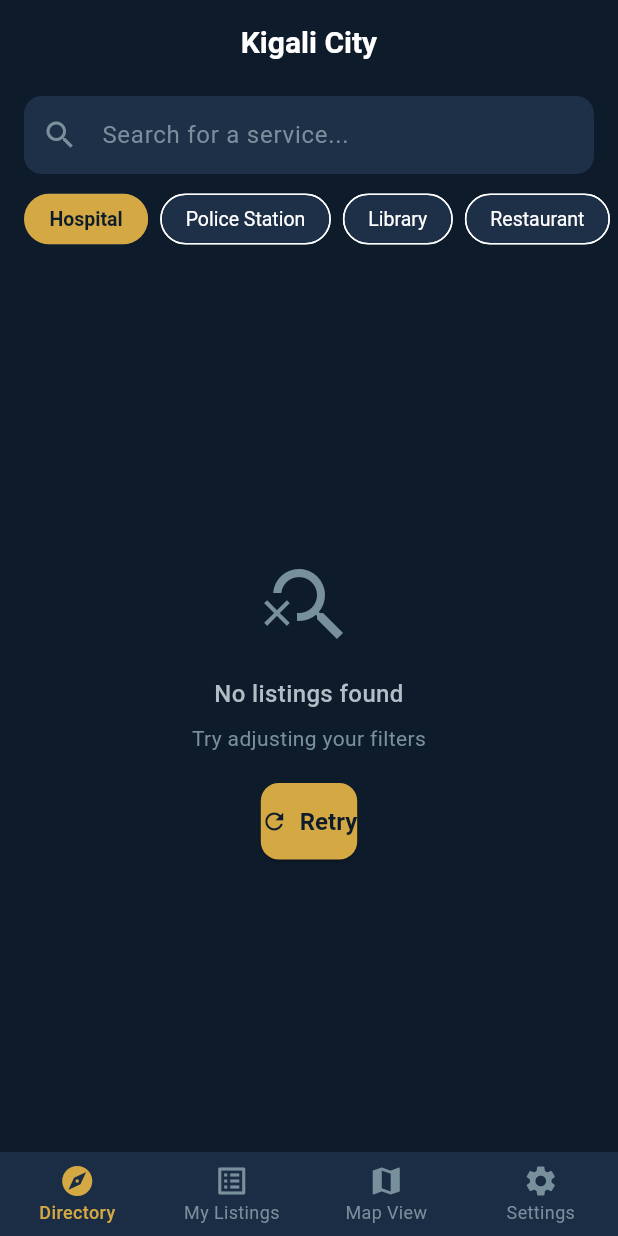
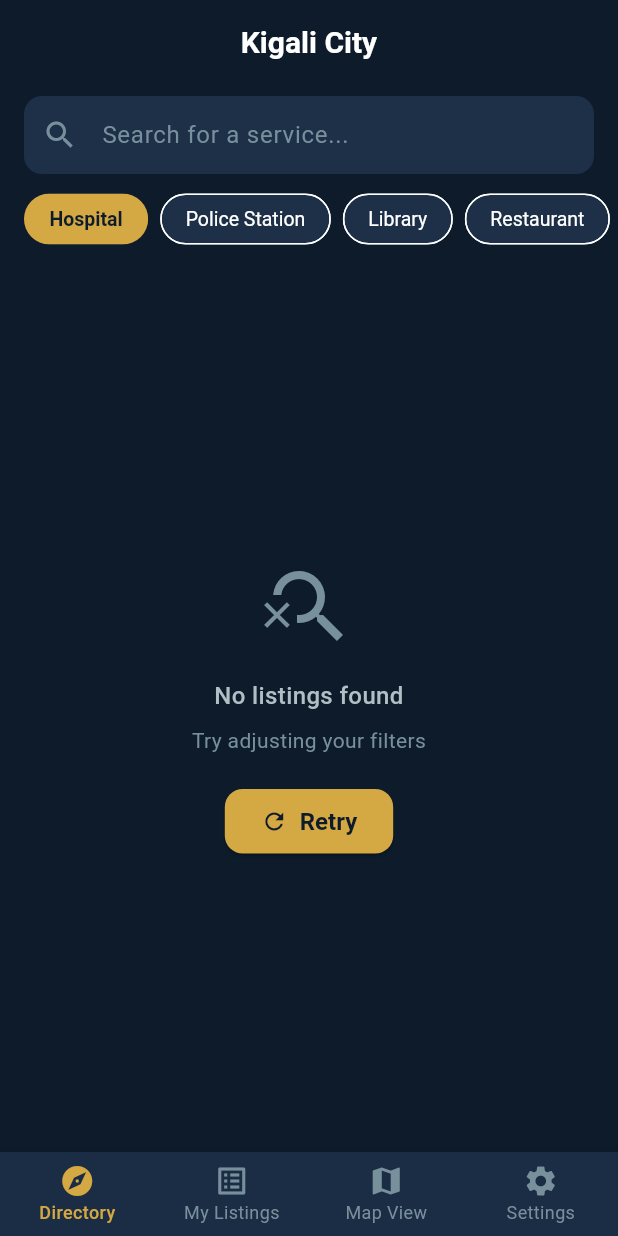
Before and after one commit to michael-alu/go_kigali, a Flutter app: the screen it shows once a user with an empty profile is signed in, after a tap on "Hospital", on a phone screen of 412 x 824 dp. Run offline on Flutter 3.47's test engine with Material 3 defaults, Android fonts, the light colour scheme and no system bars; our stand-ins replace cloud_firestore, firebase_auth, firebase_core, flutter_map, latlong2; accounts and stored records are empty.

Commit message:
fix: retry button styling issue fixed

```diff
--- a/lib/widgets/loading_shimmer.dart
+++ b/lib/widgets/loading_shimmer.dart
@@ -146,8 +146,25 @@ class ErrorStateWidget extends StatelessWidget {
               const SizedBox(height: 20),
               ElevatedButton.icon(
                 onPressed: onRetry,
-                icon: const Icon(Icons.refresh),
-                label: const Text('Retry'),
+                icon: const Icon(Icons.refresh, color: AppTheme.primaryDark),
+                label: const Text(
+                  'Retry',
+                  style: TextStyle(
+                    color: AppTheme.primaryDark,
+                    fontWeight: FontWeight.bold,
+                  ),
+                ),
+                style: ElevatedButton.styleFrom(
+                  backgroundColor: AppTheme.accentGold,
+                  foregroundColor: AppTheme.primaryDark,
+                  padding: const EdgeInsets.symmetric(
+                    horizontal: 24,
+                    vertical: 12,
+                  ),
+                  shape: RoundedRectangleBorder(
+                    borderRadius: BorderRadius.circular(12),
+                  ),
+                ),
               ),
             ],
           ],
```
